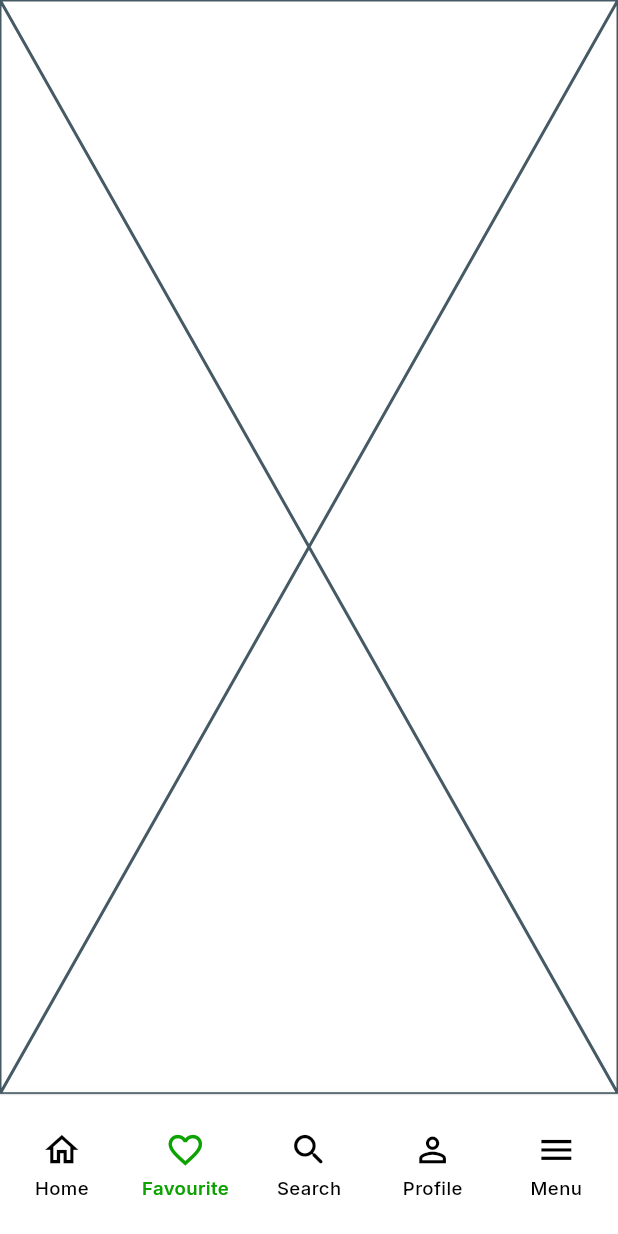
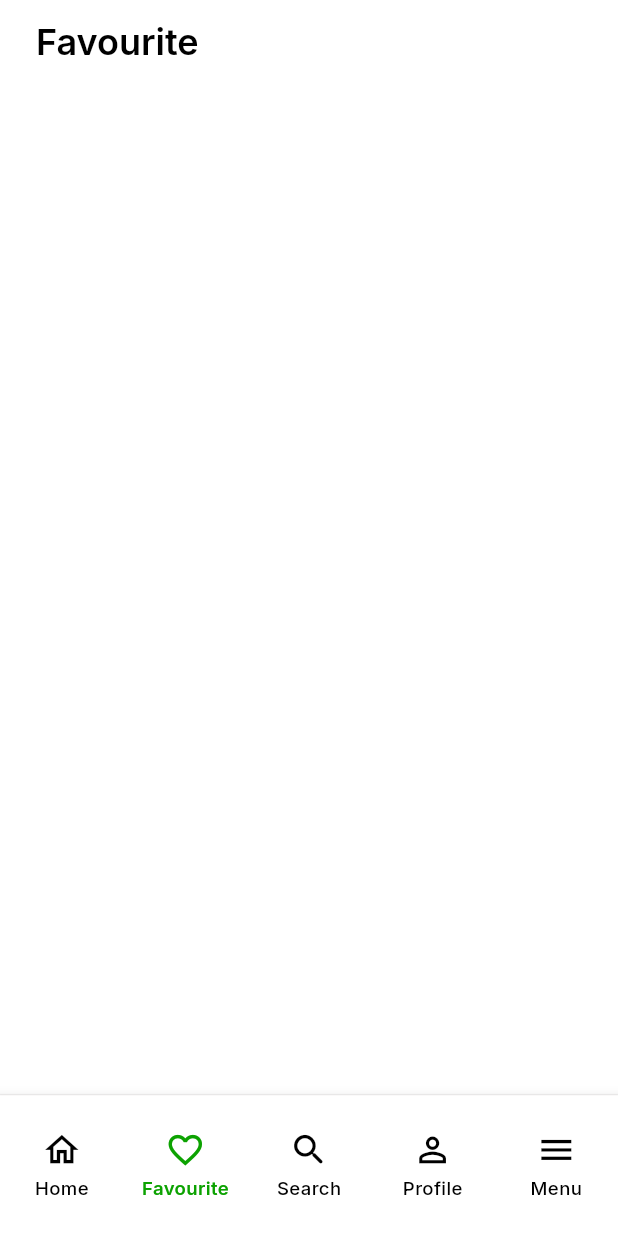
Before and after one commit to Riddhimagupta22/Grabber_GrocreyApp, a Flutter app: the screen it shows after launch, swiped to page 2, on a phone screen of 412 x 824 dp. Run offline on Flutter 3.47's test engine with Material 3 defaults, Android fonts, the phone set to English and light mode, and no system bars; our stand-ins replace get, google_fonts, lottie.

Commit message:
Initial commit

```diff
--- a/lib/Coman/Widgets/nav_bar.dart
+++ b/lib/Coman/Widgets/nav_bar.dart
@@ -1,7 +1,7 @@
 import 'package:flutter/material.dart';
 import 'package:google_fonts/google_fonts.dart';
 import 'package:grabber/utils/Helpers/helper.dart';
-import '../../Presentation/favourite.dart';
+import '../../Presentation/Favourite/favourite.dart';
 import '../../Presentation/homepage.dart';
 import '../../Presentation/menu.dart';
 import '../../Presentation/Screen/profile/profile.dart';
--- /dev/null
+++ b/lib/Presentation/Favourite/favourite.dart
@@ -0,0 +1,19 @@
+import 'package:flutter/material.dart';
+import 'package:grabber/appbar.dart';
+
+class Favourite extends StatelessWidget {
+  const Favourite({super.key});
+
+  @override
+  Widget build(BuildContext context) {
+    return Scaffold(
+      appBar: GAppbar(
+        title: Text(
+          "Favourite",
+          style: Theme.of(context).textTheme.headlineMedium,
+        ), showBackArrow: false
+      ),
+
+    );
+  }
+}
--- a/lib/Presentation/favourite.dart
+++ /dev/null
@@ -1,10 +0,0 @@
-import 'package:flutter/material.dart';
-
-class Favourite extends StatelessWidget {
-  const Favourite({super.key});
-
-  @override
-  Widget build(BuildContext context) {
-    return const Placeholder();
-  }
-}
--- a/lib/utils/constants/comman/sizes.dart
+++ b/lib/utils/constants/comman/sizes.dart
@@ -9,9 +9,9 @@ class GSizes{
   static const double md = 24;
 
   // banner
-  static const double BannerRadius = 10;
-  static const double BannerHeight = 383;
-  static const double BannerWidth = 383;
+  static const double bannerRadius = 10;
+  static const double bannerHeight = 383;
+  static const double bannerWidth = 383;
 
   // Appbar height
   static const double appbarHeight = 56;
```
